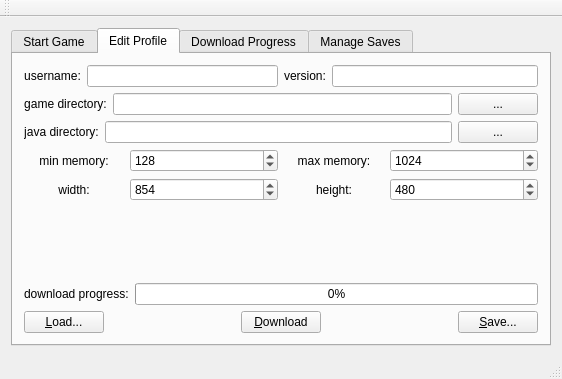
Before: the Qt Designer form Kaminec/kamineclauncher.ui in kaniol-lck/Kaminec, drawn with Qt 5.
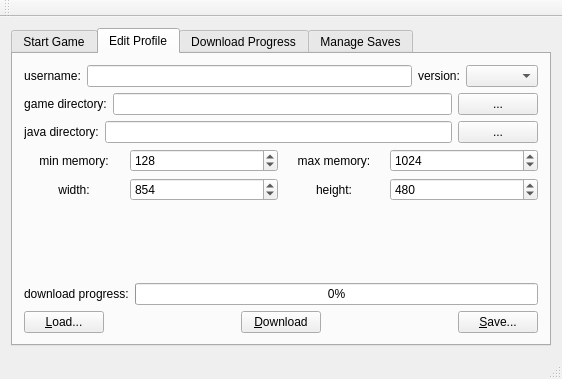
After: the same form once the commit is applied. The open tabs and pages were chosen to show the change.

Diff of the .ui file:
```diff
--- a/Kaminec/kamineclauncher.ui
+++ b/Kaminec/kamineclauncher.ui
@@ -147,7 +147,7 @@
              </widget>
             </item>
             <item>
-             <widget class="QLineEdit" name="version_le"/>
+             <widget class="QComboBox" name="version_cb"/>
             </item>
            </layout>
           </item>
```
Left out of the diff: 6 changed lines with no effect on the pictures.
